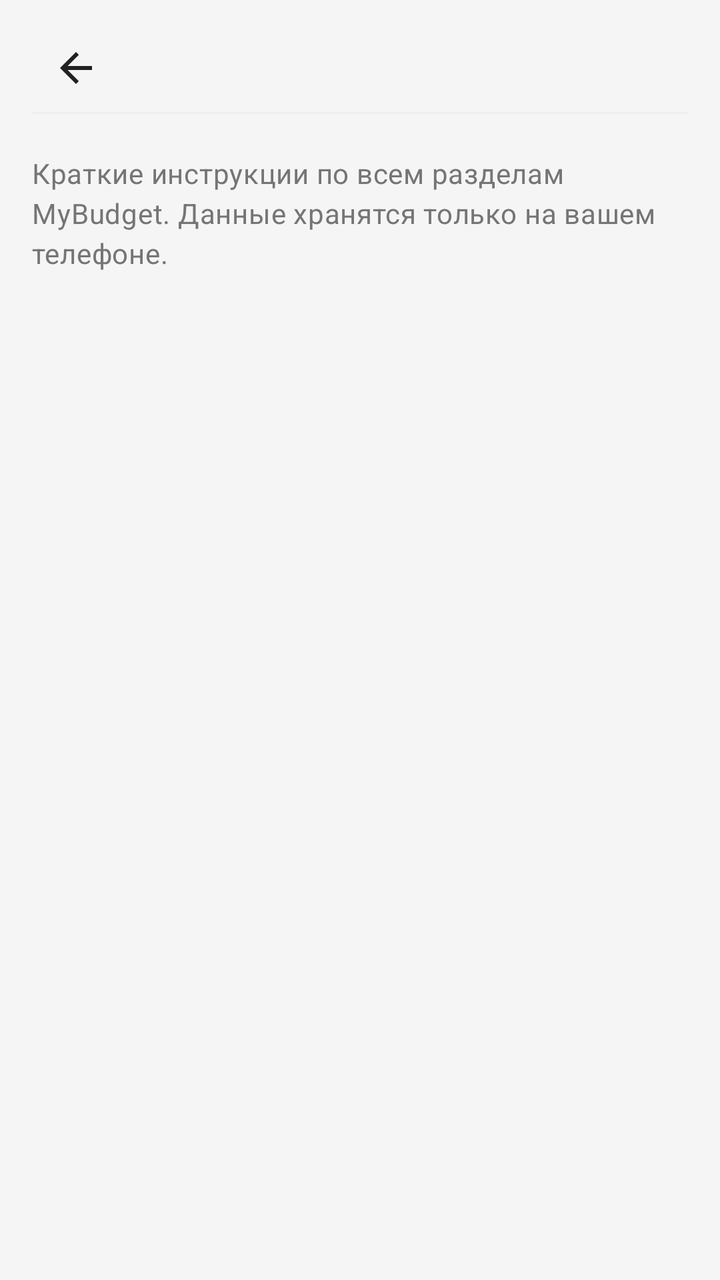
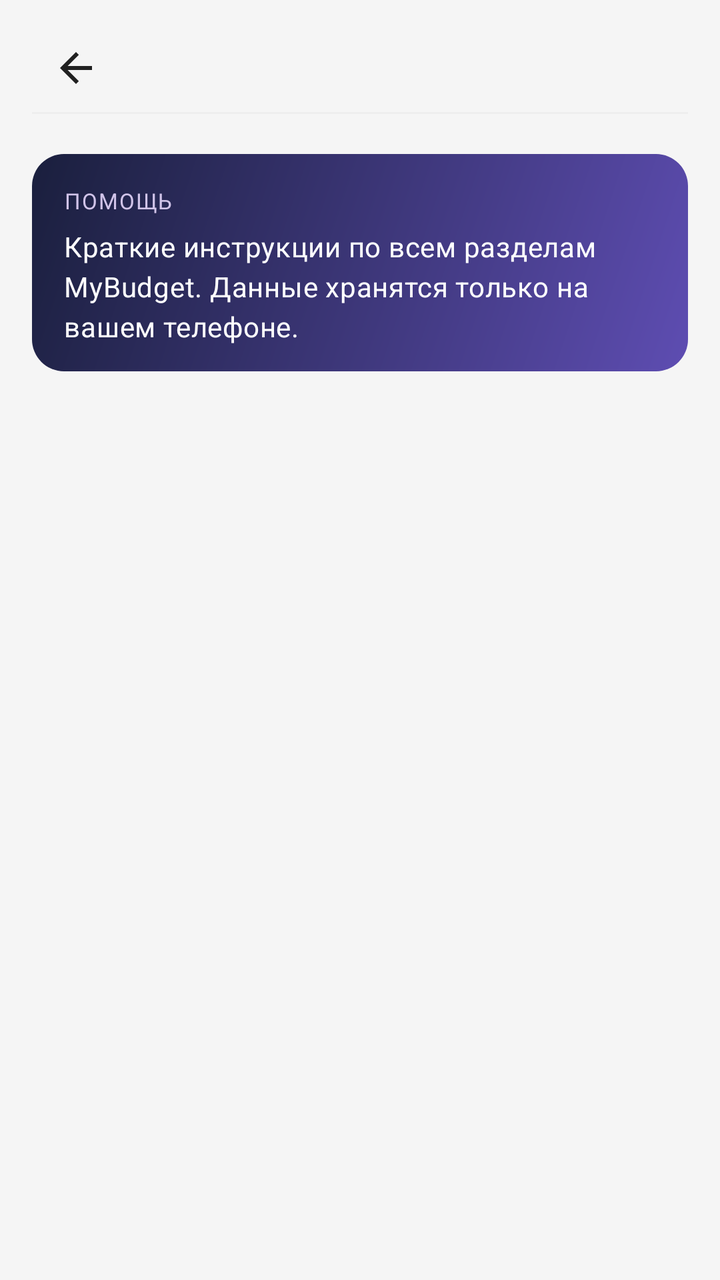

The first picture is an Android layout as it rendered before a commit; the second is the same layout after the commit. The layout source and the unified diff follow.
<!-- AndroidManifest.xml: application theme Theme.MyBudget -->
<!-- res/layout/activity_help.xml -->
<?xml version="1.0" encoding="utf-8"?>
<LinearLayout xmlns:android="http://schemas.android.com/apk/res/android"
    android:orientation="vertical"
    android:background="@color/background_light"
    android:paddingLeft="@dimen/space_16"
    android:paddingTop="@dimen/space_12"
    android:paddingRight="@dimen/space_16"
    android:paddingBottom="@dimen/space_16"
    android:layout_width="match_parent"
    android:layout_height="match_parent"
    android:paddingHorizontal="@dimen/space_16">
    <include
        android:layout_width="match_parent"
        android:layout_height="wrap_content"
        android:layout_marginBottom="@dimen/space_12"
        layout="@layout/include_screen_header"/>
    <androidx.core.widget.NestedScrollView
        android:layout_width="match_parent"
        android:layout_height="match_parent"
        android:fillViewport="true">
        <LinearLayout
            android:orientation="vertical"
            android:id="@+id/helpSectionsContainer"
            android:paddingBottom="@dimen/space_16"
            android:layout_width="match_parent"
            android:layout_height="wrap_content">
            <TextView
                android:textSize="14sp"
                android:layout_width="match_parent"
                android:layout_height="wrap_content"
                android:layout_marginBottom="@dimen/space_12"
                android:text="@string/help_intro"
                style="@style/Text.MyBudget.Subtitle"/>
        </LinearLayout>
    </androidx.core.widget.NestedScrollView>
</LinearLayout>
<!-- res/layout/include_screen_header.xml (included above) -->
<?xml version="1.0" encoding="utf-8"?>
<LinearLayout xmlns:android="http://schemas.android.com/apk/res/android"
    android:layout_width="match_parent"
    android:layout_height="wrap_content"
    android:orientation="vertical">

    <include layout="@layout/include_compact_toolbar" />

    <View
        android:layout_width="match_parent"
        android:layout_height="1dp"
        android:layout_marginBottom="@dimen/space_8"
        android:background="@color/border_light" />
</LinearLayout>
<!-- res/layout/include_compact_toolbar.xml (included above) -->
<?xml version="1.0" encoding="utf-8"?>
<LinearLayout xmlns:android="http://schemas.android.com/apk/res/android" xmlns:app="http://schemas.android.com/apk/res-auto"
    android:gravity="center_vertical"
    android:orientation="horizontal"
    android:id="@+id/screenHeaderRoot"
    android:layout_width="match_parent"
    android:layout_height="wrap_content"
    android:minHeight="@dimen/touch_min_size">
    <ImageButton
        android:id="@+id/screenHeaderBack"
        android:background="?attr/selectableItemBackgroundBorderless"
        android:padding="@dimen/space_8"
        android:layout_width="@dimen/touch_min_size"
        android:layout_height="@dimen/touch_min_size"
        android:src="@drawable/ic_arrow_back"
        android:scaleType="centerInside"
        android:contentDescription="@string/nav_back"
        app:tint="@color/text_primary"/>
    <TextView
        android:textSize="18sp"
        android:id="@+id/screenHeaderEmoji"
        android:visibility="gone"
        android:layout_width="wrap_content"
        android:layout_height="wrap_content"
        android:layout_marginStart="@dimen/space_2"/>
    <TextView
        android:textSize="20sp"
        android:ellipsize="end"
        android:id="@+id/screenHeaderTitle"
        android:layout_width="0dp"
        android:layout_height="wrap_content"
        android:maxLines="1"
        android:layout_weight="1"
        android:layout_marginStart="@dimen/space_4"
        style="@style/Text.MyBudget.Title"/>
    <ImageButton
        android:id="@+id/screenHeaderAction"
        android:background="?attr/selectableItemBackgroundBorderless"
        android:padding="@dimen/space_8"
        android:visibility="gone"
        android:layout_width="@dimen/touch_min_size"
        android:layout_height="@dimen/touch_min_size"
        android:src="@android:drawable/ic_menu_more"
        android:contentDescription="@string/transactions_more_menu"
        app:tint="@color/text_secondary"/>
    <ImageButton
        android:id="@+id/screenHeaderActionSecondary"
        android:background="?attr/selectableItemBackgroundBorderless"
        android:padding="@dimen/space_8"
        android:visibility="gone"
        android:layout_width="@dimen/touch_min_size"
        android:layout_height="@dimen/touch_min_size"
        android:src="@android:drawable/ic_menu_search"
        android:contentDescription="@string/transactions_search_submit"
        app:tint="@color/budget_blue"/>
</LinearLayout>
<!-- resources referenced by this layout -->
<resources>
  <color name="background_light">#f5f5f5</color>
  <color name="border_light">#eeeeee</color>
  <color name="budget_blue">#2196f3</color>
  <color name="text_primary">#212121</color>
  <color name="text_secondary">#757575</color>
  <dimen name="space_12">12dp</dimen>
  <dimen name="space_16">16dp</dimen>
  <dimen name="space_2">2dp</dimen>
  <dimen name="space_4">4dp</dimen>
  <dimen name="space_8">8dp</dimen>
  <dimen name="touch_min_size">44dp</dimen>
  <!-- drawable ic_arrow_back (drawable) -->
  <?xml version="1.0" encoding="utf-8"?>
  <vector xmlns:android="http://schemas.android.com/apk/res/android"
      android:height="24dp"
      android:width="24dp"
      android:viewportWidth="24"
      android:viewportHeight="24">
      <path
          android:fillColor="@color/text_primary"
          android:pathData="M20,11H7.83l5.59,-5.59L12,4l-8,8 8,8 1.41,-1.41L7.83,13H20v-2z"/>
  </vector>
  <string name="help_intro">Краткие инструкции по всем разделам MyBudget. Данные хранятся только на вашем телефоне.</string>
  <string name="nav_back">Назад</string>
  <string name="transactions_more_menu">Дополнительно</string>
  <string name="transactions_search_submit">Искать</string>
  <style name="Text.MyBudget.Subtitle" parent="@style/Text.MyBudget">
      <item name="android:textSize">12sp</item>
      <item name="android:textColor">@color/text_secondary</item>
    </style>
  <style name="Text.MyBudget.Title" parent="@style/Text.MyBudget">
      <item name="android:textSize">18sp</item>
      <item name="android:textStyle">bold</item>
      <item name="android:textColor">@color/text_primary</item>
    </style>
  <style name="Theme.MyBudget" parent="@style/Base.Theme.MyBudget" />
  <style name="Text.MyBudget" parent="@style/TextAppearance.Material3.BodyMedium" />
  <style name="Base.Theme.MyBudget" parent="@style/Theme.Material3.DayNight.NoActionBar">
      <item name="android:colorBackground">@color/background_light</item>
      <item name="colorOnPrimary">@color/md_theme_onPrimary</item>
      <item name="colorOnSurface">@color/md_theme_onSurface</item>
      <item name="colorOutline">@color/md_theme_outline</item>
      <item name="colorPrimary">@color/md_theme_primary</item>
      <item name="colorSurface">@color/md_theme_surface</item>
      <item name="colorSurfaceVariant">@color/md_theme_surfaceVariant</item>
    </style>
  <color name="md_theme_onPrimary">#ffffff</color>
  <color name="md_theme_onSurface">#1d1b20</color>
  <color name="md_theme_outline">#79747e</color>
  <color name="md_theme_primary">#6750a4</color>
  <color name="md_theme_surface">#ffffff</color>
  <color name="md_theme_surfaceVariant">#e7e0ec</color>
</resources>

<!-- the commit's change to res/layout/activity_help.xml (unified diff, before → after) -->
@@ -1,5 +1,5 @@
 <?xml version="1.0" encoding="utf-8"?>
-<LinearLayout xmlns:android="http://schemas.android.com/apk/res/android"
+<LinearLayout xmlns:android="http://schemas.android.com/apk/res/android" xmlns:app="http://schemas.android.com/apk/res-auto"
     android:orientation="vertical"
     android:background="@color/background_light"
     android:paddingLeft="@dimen/space_16"
@@ -24,13 +24,37 @@
             android:paddingBottom="@dimen/space_16"
             android:layout_width="match_parent"
             android:layout_height="wrap_content">
-            <TextView
-                android:textSize="14sp"
+            <androidx.cardview.widget.CardView
                 android:layout_width="match_parent"
                 android:layout_height="wrap_content"
                 android:layout_marginBottom="@dimen/space_12"
-                android:text="@string/help_intro"
-                style="@style/Text.MyBudget.Subtitle"/>
+                app:cardBackgroundColor="@android:color/transparent"
+                app:cardElevation="0dp">
+                <LinearLayout
+                    android:layout_width="match_parent"
+                    android:layout_height="wrap_content"
+                    android:background="@drawable/main_hero_card_bg"
+                    android:orientation="vertical"
+                    android:padding="@dimen/space_16">
+                    <TextView
+                        android:layout_width="wrap_content"
+                        android:layout_height="wrap_content"
+                        android:letterSpacing="0.06"
+                        android:text="@string/help_title"
+                        android:textAllCaps="true"
+                        android:textColor="@color/main_hero_text_secondary"
+                        android:textSize="11sp" />
+                    <TextView
+                        android:layout_width="match_parent"
+                        android:layout_height="wrap_content"
+                        android:layout_marginTop="@dimen/space_6"
+                        android:lineSpacingExtra="@dimen/space_2"
+                        android:text="@string/help_intro"
+                        android:textColor="@color/main_hero_text_primary"
+                        android:textSize="14sp"
+                        style="@style/Text.MyBudget.Subtitle" />
+                </LinearLayout>
+            </androidx.cardview.widget.CardView>
         </LinearLayout>
     </androidx.core.widget.NestedScrollView>
 </LinearLayout>
<!-- resource entries referenced after the edit -->
@@ -3,12 +3,15 @@
   <color name="background_light">#f5f5f5</color>
   <color name="border_light">#eeeeee</color>
   <color name="budget_blue">#2196f3</color>
+  <color name="main_hero_text_primary">#ffffff</color>
+  <color name="main_hero_text_secondary">#d1c4e9</color>
   <color name="text_primary">#212121</color>
   <color name="text_secondary">#757575</color>
   <dimen name="space_12">12dp</dimen>
   <dimen name="space_16">16dp</dimen>
   <dimen name="space_2">2dp</dimen>
   <dimen name="space_4">4dp</dimen>
+  <dimen name="space_6">6dp</dimen>
   <dimen name="space_8">8dp</dimen>
   <dimen name="touch_min_size">44dp</dimen>
   <!-- drawable ic_arrow_back (drawable) -->
@@ -22,7 +25,31 @@
           android:fillColor="@color/text_primary"
           android:pathData="M20,11H7.83l5.59,-5.59L12,4l-8,8 8,8 1.41,-1.41L7.83,13H20v-2z"/>
   </vector>
+  <!-- drawable main_hero_card_bg (drawable) -->
+  <?xml version="1.0" encoding="utf-8"?>
+  <layer-list xmlns:android="http://schemas.android.com/apk/res/android">
+      <item
+          android:bottom="3dp"
+          android:left="1dp"
+          android:right="1dp">
+          <shape android:shape="rectangle">
+              <solid android:color="#40000000" />
+              <corners android:radius="@dimen/radius_16" />
+          </shape>
+      </item>
+      <item android:bottom="3dp">
+          <shape android:shape="rectangle">
+              <gradient
+                  android:angle="135"
+                  android:endColor="#FF1A1F3D"
+                  android:startColor="#FF5E4DB2"
+                  android:type="linear" />
+              <corners android:radius="@dimen/radius_16" />
+          </shape>
+      </item>
+  </layer-list>
   <string name="help_intro">Краткие инструкции по всем разделам MyBudget. Данные хранятся только на вашем телефоне.</string>
+  <string name="help_title">Помощь</string>
   <string name="nav_back">Назад</string>
   <string name="transactions_more_menu">Дополнительно</string>
   <string name="transactions_search_submit">Искать</string>
@@ -36,6 +63,7 @@
       <item name="android:textColor">@color/text_primary</item>
     </style>
   <style name="Theme.MyBudget" parent="@style/Base.Theme.MyBudget" />
+  <dimen name="radius_16">16dp</dimen>
   <style name="Text.MyBudget" parent="@style/TextAppearance.Material3.BodyMedium" />
   <style name="Base.Theme.MyBudget" parent="@style/Theme.Material3.DayNight.NoActionBar">
       <item name="android:colorBackground">@color/background_light</item>
